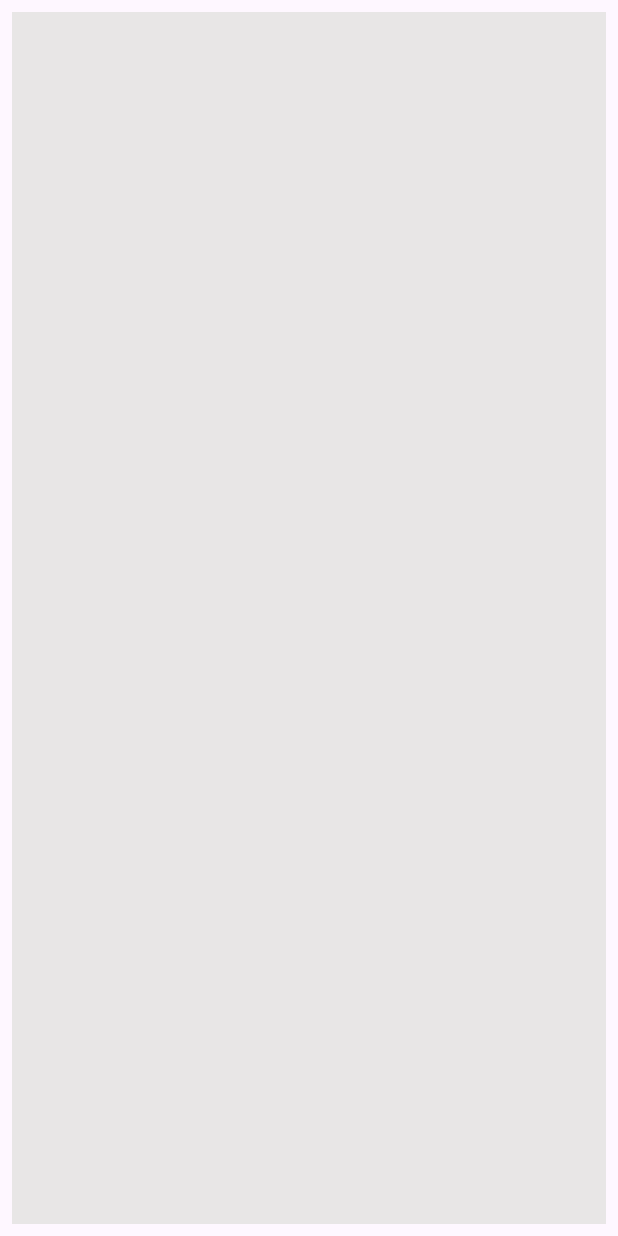
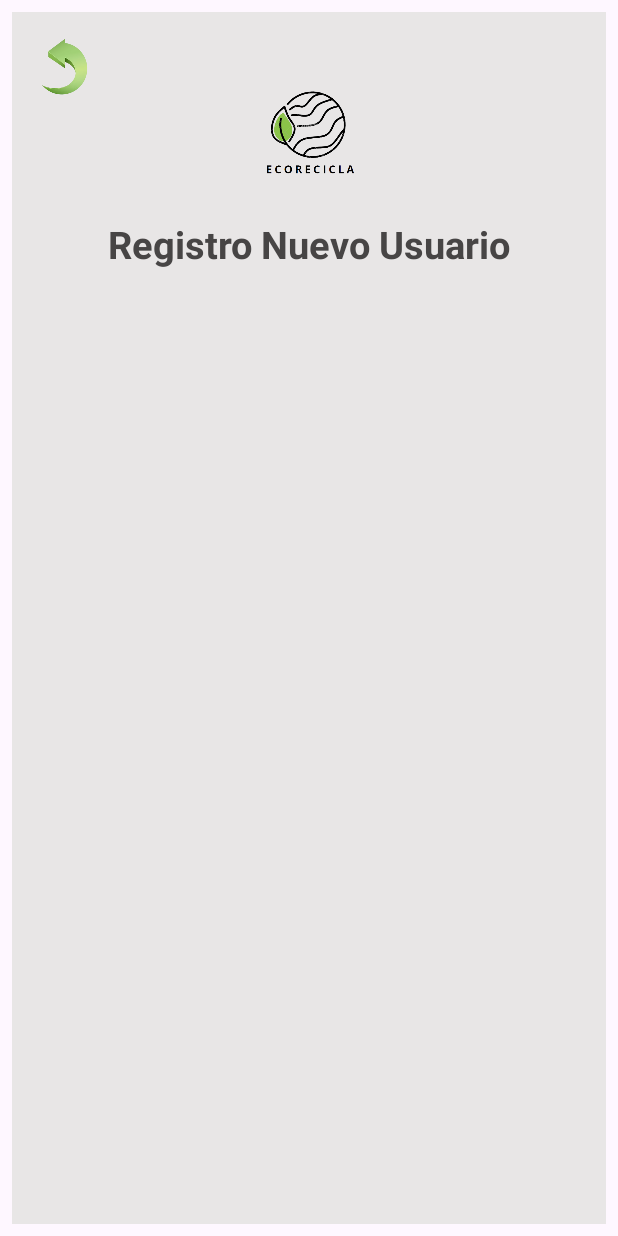
Before and after one commit to BrayanStic/EcoRecicla, an Android app: the RegistroUsuarioActivity screen opened directly, with no data from a screen before it, on a phone screen of 412 x 824 dp. Run offline under Robolectric (Android 15) with nearby library versions, the phone set to English and light mode, and no system bars.

Commit message:
sexto commit

```diff
--- a/app/src/main/res/layout/activity_registro_usuario.xml
+++ b/app/src/main/res/layout/activity_registro_usuario.xml
@@ -8,6 +8,42 @@
     android:background="#E8E6E6"
     tools:context=".RegistroUsuarioActivity">
 
+    <ImageView
+        android:id="@+id/logoNegro"
+        android:layout_width="80dp"
+        android:layout_height="80dp"
+        app:layout_constraintBottom_toBottomOf="parent"
+        app:layout_constraintEnd_toEndOf="parent"
+        app:layout_constraintHorizontal_bias="0.498"
+        app:layout_constraintStart_toStartOf="parent"
+        app:layout_constraintTop_toTopOf="parent"
+        app:layout_constraintVertical_bias="0.055"
+        app:srcCompat="@drawable/logo_ecorecicla_negro" />
 
+    <ImageView
+        android:id="@+id/atrasFlecha"
+        android:layout_width="40dp"
+        android:layout_height="40dp"
+        app:layout_constraintBottom_toBottomOf="parent"
+        app:layout_constraintEnd_toEndOf="parent"
+        app:layout_constraintHorizontal_bias="0.045"
+        app:layout_constraintStart_toStartOf="parent"
+        app:layout_constraintTop_toTopOf="parent"
+        app:layout_constraintVertical_bias="0.023"
+        app:srcCompat="@drawable/flecha_atras" />
+
+    <TextView
+        android:id="@+id/textView"
+        android:layout_width="wrap_content"
+        android:layout_height="wrap_content"
+        android:text="Registro Nuevo Usuario"
+        android:textColor="#474545"
+        android:textSize="25sp"
+        android:textStyle="bold"
+        app:layout_constraintBottom_toBottomOf="parent"
+        app:layout_constraintEnd_toEndOf="parent"
+        app:layout_constraintStart_toStartOf="parent"
+        app:layout_constraintTop_toTopOf="parent"
+        app:layout_constraintVertical_bias="0.178" />
 
 </androidx.constraintlayout.widget.ConstraintLayout>
```
